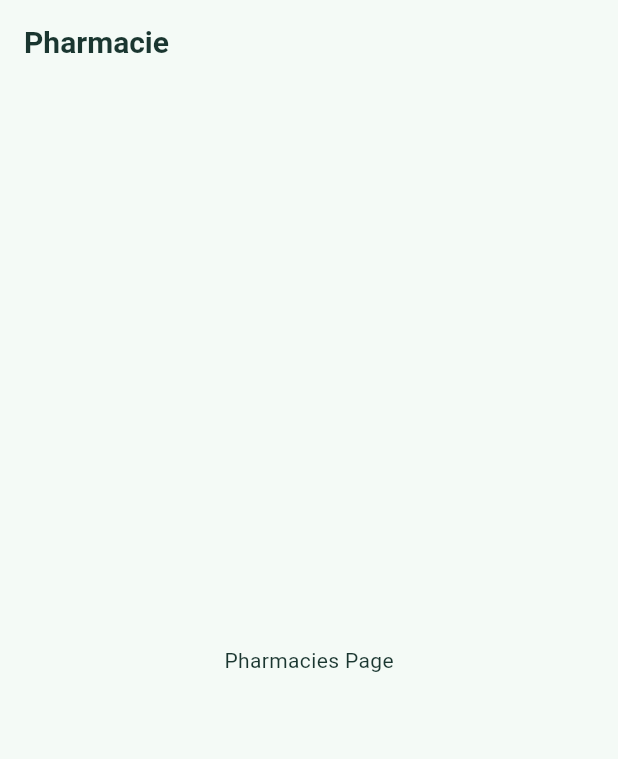
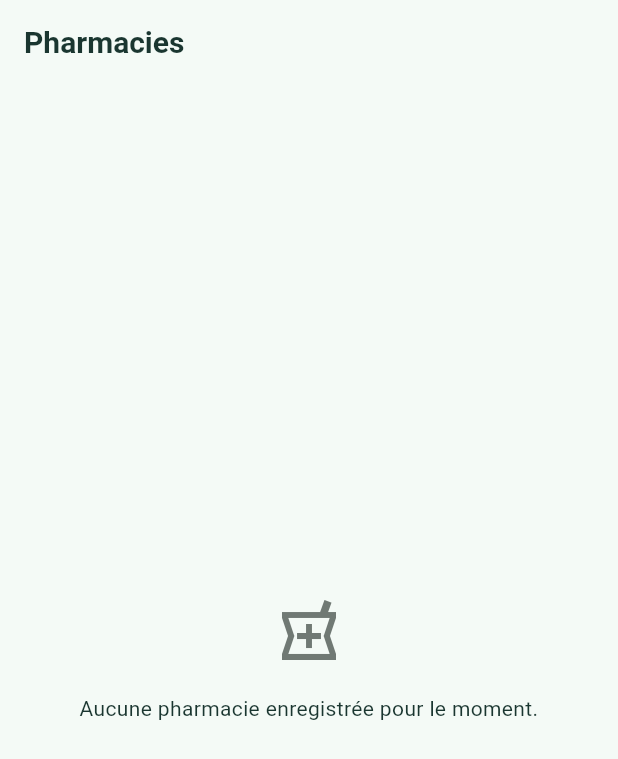
Before and after one commit to yamariel/find_pharma, a Flutter app: the PharmaciesPage screen opened by its route, on a phone screen of 412 x 824 dp. Shown: the top 759 px of the screen. Run offline on Flutter 3.47's test engine with Material 3 defaults, Android fonts, the phone set to English and light mode, and no system bars; our stand-ins replace cloud_firestore, cloud_functions, dio, firebase_auth, firebase_core, flutter_dotenv and 7 more; accounts and stored records are empty.

Commit message:
feat: ajoute l ecran liste des pharmacies

```diff
--- a/lib/features/pharmacies/presentation/pages/pharmacies_page.dart
+++ b/lib/features/pharmacies/presentation/pages/pharmacies_page.dart
@@ -1,12 +1,126 @@
 import 'package:flutter/material.dart';
+import 'package:flutter_riverpod/flutter_riverpod.dart';
 
-class PharmaciesPage extends StatelessWidget{
+import '../../../../core/errors/failures.dart';
+import '../../../../core/geo/user_position.dart';
+import '../../domain/entities/pharmacy.dart';
+import '../providers/pharmacy_provider.dart';
+import '../widgets/pharmacy_card.dart';
+
+/// Liste des pharmacies, triée par distance quand la position est connue.
+class PharmaciesPage extends ConsumerWidget {
   const PharmaciesPage({super.key});
+
+  @override
+  Widget build(BuildContext context, WidgetRef ref) {
+    final AsyncValue<List<Pharmacy>> pharmacies = ref.watch(pharmaciesProvider);
+    final UserPosition? position = ref.watch(userPositionProvider);
+
+    double? distanceTo(Pharmacy pharmacy) {
+      final UserPosition? from = position;
+      if (from == null) {
+        return null;
+      }
+      return pharmacy.distanceToKm(from.latitude, from.longitude);
+    }
+
+    return Scaffold(
+      appBar: AppBar(title: const Text('Pharmacies')),
+      body: pharmacies.when(
+        loading: () => const Center(child: CircularProgressIndicator()),
+        error: (Object error, StackTrace stackTrace) => _ErrorView(
+          message: error is Failure
+              ? error.message
+              : 'Impossible de charger les pharmacies.',
+          onRetry: () => ref.invalidate(pharmaciesProvider),
+        ),
+        data: (List<Pharmacy> list) {
+          if (list.isEmpty) {
+            return const _EmptyView();
+          }
+          return RefreshIndicator(
+            onRefresh: () async => ref.invalidate(pharmaciesProvider),
+            child: ListView.builder(
+              padding: const EdgeInsets.symmetric(vertical: 8),
+              itemCount: list.length,
+              itemBuilder: (BuildContext context, int index) {
+                final Pharmacy pharmacy = list[index];
+                return PharmacyCard(
+                  pharmacy: pharmacy,
+                  distanceKm: distanceTo(pharmacy),
+                );
+              },
+            ),
+          );
+        },
+      ),
+    );
+  }
+}
+
+class _ErrorView extends StatelessWidget {
+  const _ErrorView({required this.message, required this.onRetry});
+
+  final String message;
+  final VoidCallback onRetry;
+
   @override
   Widget build(BuildContext context) {
-    return Scaffold(
-      appBar: AppBar(title: Text("Pharmacie"),),
-      body: Center(child: Text("Pharmacies Page"),
-    ));
+    final ThemeData theme = Theme.of(context);
+
+    return Center(
+      child: Padding(
+        padding: const EdgeInsets.all(24),
+        child: Column(
+          mainAxisSize: MainAxisSize.min,
+          children: <Widget>[
+            Icon(
+              Icons.cloud_off,
+              size: 48,
+              color: theme.colorScheme.outline,
+            ),
+            const SizedBox(height: 16),
+            Text(
+              message,
+              textAlign: TextAlign.center,
+              style: theme.textTheme.bodyMedium,
+            ),
+            const SizedBox(height: 16),
+            FilledButton(onPressed: onRetry, child: const Text('Réessayer')),
+          ],
+        ),
+      ),
+    );
   }
 }
+
+class _EmptyView extends StatelessWidget {
+  const _EmptyView();
+
+  @override
+  Widget build(BuildContext context) {
+    final ThemeData theme = Theme.of(context);
+
+    return Center(
+      child: Padding(
+        padding: const EdgeInsets.all(24),
+        child: Column(
+          mainAxisSize: MainAxisSize.min,
+          children: <Widget>[
+            Icon(
+              Icons.local_pharmacy_outlined,
+              size: 48,
+              color: theme.colorScheme.outline,
+            ),
+            const SizedBox(height: 16),
+            Text(
+              'Aucune pharmacie enregistrée pour le moment.',
+              textAlign: TextAlign.center,
+              style: theme.textTheme.bodyMedium,
+            ),
+          ],
+        ),
+      ),
+    );
+  }
+}
```
